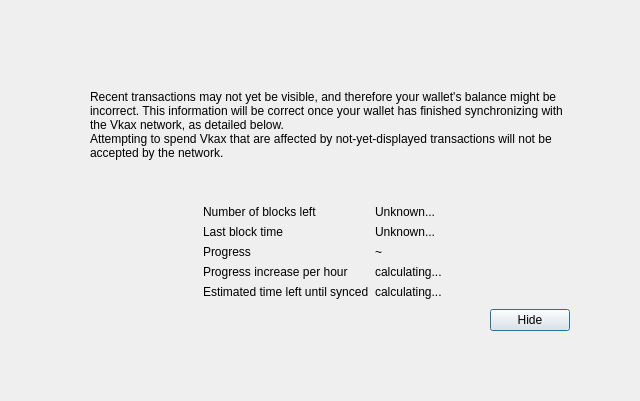
Qt form src/qt/forms/modaloverlay.ui (vkaxcore/VKAX) before a commit.
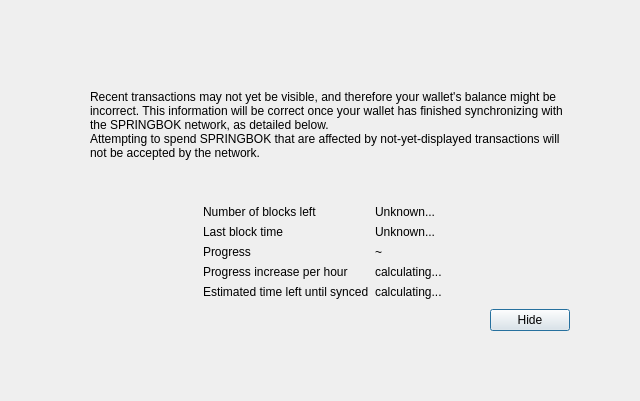
The same form after that commit.

The edit to the form file:
```diff
--- a/src/qt/forms/modaloverlay.ui
+++ b/src/qt/forms/modaloverlay.ui
@@ -111,7 +111,7 @@
              <item>
               <widget class="QLabel" name="infoText">
                <property name="text">
-                <string>Recent transactions may not yet be visible, and therefore your wallet's balance might be incorrect. This information will be correct once your wallet has finished synchronizing with the Vkax network, as detailed below.</string>
+                <string>Recent transactions may not yet be visible, and therefore your wallet's balance might be incorrect. This information will be correct once your wallet has finished synchronizing with the SPRINGBOK network, as detailed below.</string>
                </property>
                <property name="textFormat">
                 <enum>Qt::RichText</enum>
@@ -124,7 +124,7 @@
              <item>
               <widget class="QLabel" name="infoTextStrong">
                <property name="text">
-                <string>Attempting to spend Vkax that are affected by not-yet-displayed transactions will not be accepted by the network.</string>
+                <string>Attempting to spend SPRINGBOK that are affected by not-yet-displayed transactions will not be accepted by the network.</string>
                </property>
                <property name="textFormat">
                 <enum>Qt::RichText</enum>
```
